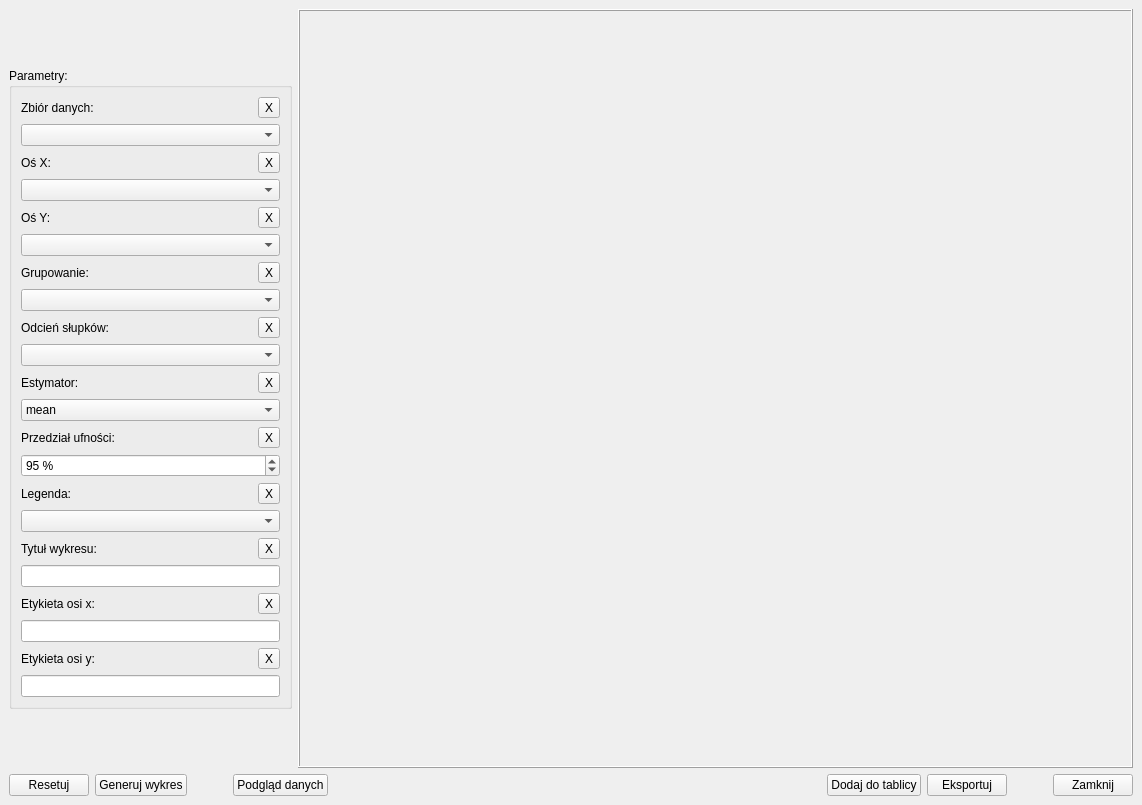
Before: the Qt Designer form ui/Plots/bar-plot-window.ui in OskarLewandowski/dex-data-experience, drawn with Qt 5.
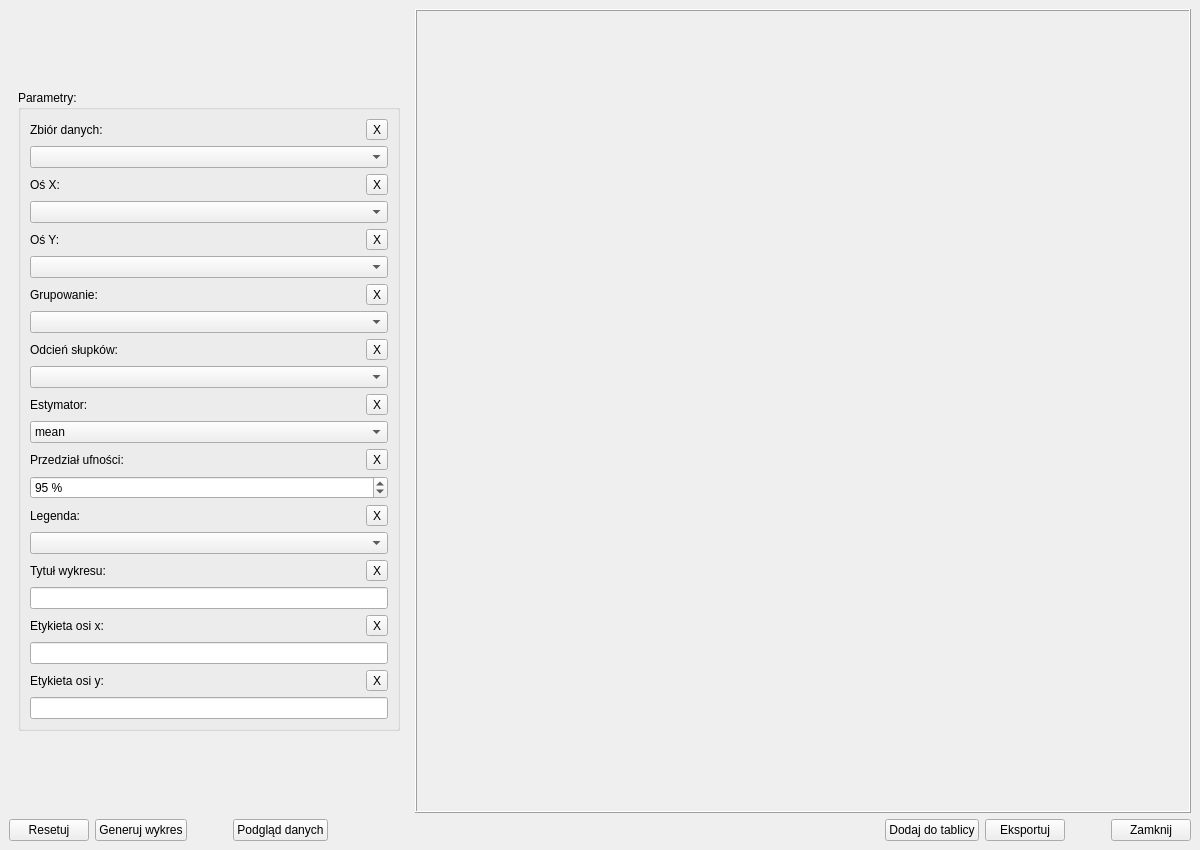
After: the same form once the commit is applied.

Commit message: update bar plot window

The edit to the form file:
```diff
--- a/ui/Plots/bar-plot-window.ui
+++ b/ui/Plots/bar-plot-window.ui
@@ -9,10 +9,16 @@
    <rect>
     <x>0</x>
     <y>0</y>
-    <width>1142</width>
-    <height>805</height>
+    <width>1200</width>
+    <height>850</height>
    </rect>
   </property>
+  <property name="minimumSize">
+   <size>
+    <width>1200</width>
+    <height>850</height>
+   </size>
+  </property>
   <property name="windowTitle">
    <string>Wykres słupkowy</string>
   </property>
@@ -29,6 +35,9 @@
             <property name="orientation">
              <enum>Qt::Vertical</enum>
             </property>
+            <property name="sizeType">
+             <enum>QSizePolicy::Fixed</enum>
+            </property>
             <property name="sizeHint" stdset="0">
              <size>
               <width>20</width>
@@ -38,9 +47,39 @@
            </spacer>
           </item>
           <item>
+           <widget class="QScrollArea" name="scrollArea">
+            <property name="sizePolicy">
+             <sizepolicy hsizetype="Fixed" vsizetype="Expanding">
+              <horstretch>0</horstretch>
+              <verstretch>0</verstretch>
+             </sizepolicy>
+            </property>
+            <property name="minimumSize">
+             <size>
+              <width>400</width>
+              <height>0</height>
+             </size>
+            </property>
+            <property name="frameShape">
+             <enum>QFrame::NoFrame</enum>
+            </property>
+            <property name="widgetResizable">
+             <bool>true</bool>
+            </property>
+            <widget class="QWidget" name="scrollAreaWidgetContents">
+             <property name="geometry">
+              <rect>
+               <x>0</x>
+               <y>0</y>
+               <width>383</width>
+               <height>708</height>
+              </rect>
+             </property>
+             <layout class="QVBoxLayout" name="verticalLayout_16">
+              <item>
            <widget class="QGroupBox" name="groupBox">
             <property name="sizePolicy">
-             <sizepolicy hsizetype="Fixed" vsizetype="Fixed">
+                 <sizepolicy hsizetype="Expanding" vsizetype="Fixed">
               <horstretch>0</horstretch>
               <verstretch>0</verstretch>
              </sizepolicy>
@@ -698,11 +737,18 @@
             </layout>
            </widget>
           </item>
+             </layout>
+            </widget>
+           </widget>
+          </item>
           <item>
            <spacer name="verticalSpacer">
             <property name="orientation">
              <enum>Qt::Vertical</enum>
             </property>
+            <property name="sizeType">
+             <enum>QSizePolicy::Fixed</enum>
+            </property>
             <property name="sizeHint" stdset="0">
              <size>
               <width>20</width>
```
Lines whose indentation alone changed are shown as unchanged. The commit also changes 1 other file.
